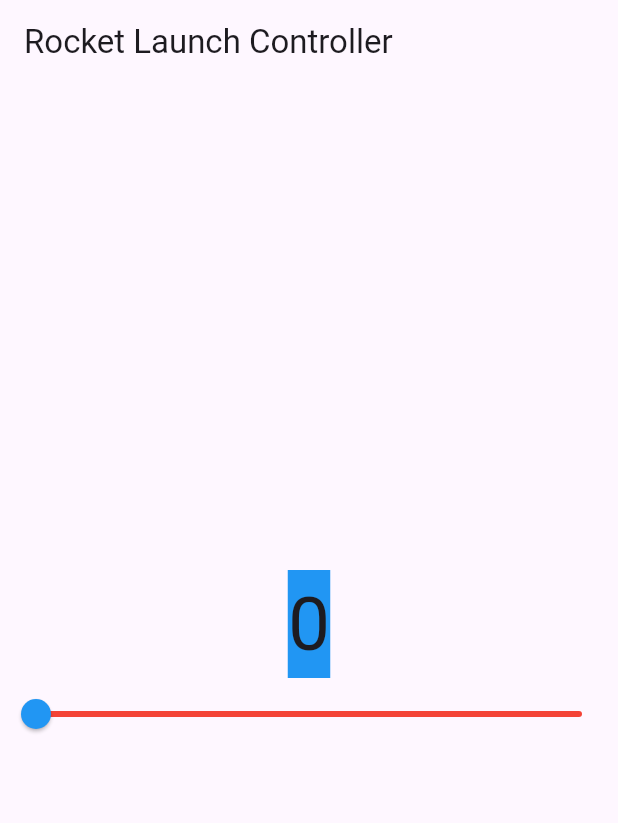
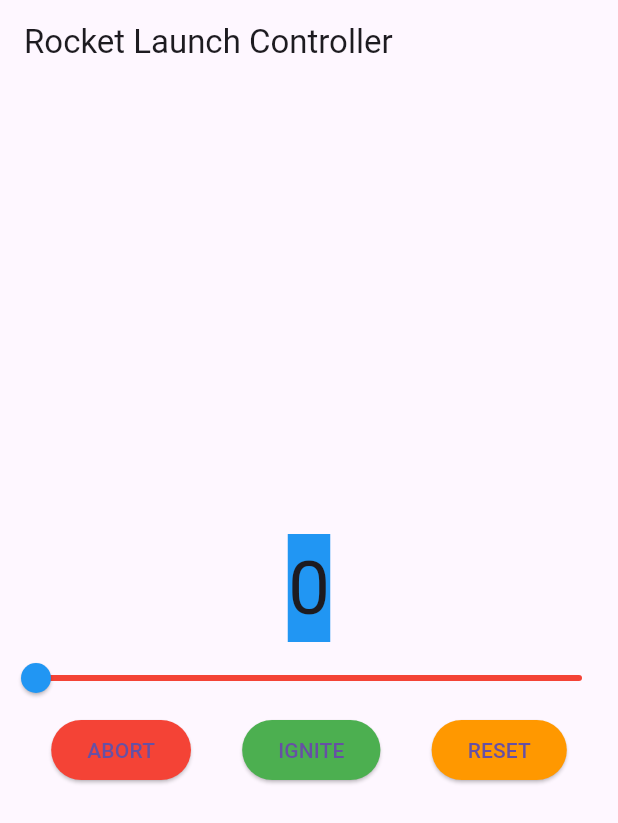
Before and after one commit to Ed-Zheng/act6, a Flutter app: the screen it shows after launch, on a phone screen of 412 x 824 dp. Shown: the top 823 px of the screen. Run offline on Flutter 3.47's test engine with Material 3 defaults, Android fonts, the phone set to English and light mode, and no system bars.

Commit message:
Adds 3 buttons to increment, decrement, and reset the slider

```diff
--- a/lib/main.dart
+++ b/lib/main.dart
@@ -35,7 +35,7 @@ class _CounterWidgetState extends State<CounterWidget> {
       appBar: AppBar(
         title: const Text('Rocket Launch Controller'),
       ),
-//set up the widget alignement
+      //set up the widget alignement
       body: Column(
         mainAxisAlignment: MainAxisAlignment.center,
         children: [
@@ -49,6 +49,7 @@ class _CounterWidgetState extends State<CounterWidget> {
               ),
             ),
           ),
+
           Slider(
             min: 0,
             max: 100,
@@ -61,6 +62,48 @@ class _CounterWidgetState extends State<CounterWidget> {
             activeColor: Colors.blue,
             inactiveColor: Colors.red,
           ),
+
+          Row(
+            mainAxisAlignment: MainAxisAlignment.spaceEvenly,
+            children: [
+              ElevatedButton(
+                onPressed: () {
+                  setState(() {
+                    if (_counter > 0) _counter--;
+                  });
+                },
+                style: ElevatedButton.styleFrom(
+                  backgroundColor: Colors.red,
+                ),
+                child: const Text("ABORT"),
+              ),
+
+              ElevatedButton(
+                onPressed: () {
+                  setState(() {
+                    if (_counter < 100) _counter++;
+                  });
+                },
+                style: ElevatedButton.styleFrom(
+                  backgroundColor: Colors.green,
+                ),
+                child: const Text("IGNITE"),
+              ),
+
+              ElevatedButton(
+                onPressed: () {
+                  setState(() {
+                    _counter = 0;
+                  });
+                } ,
+                style: ElevatedButton.styleFrom(
+                  backgroundColor: Colors.orange,
+                ),
+                child: const Text("RESET"),
+              ),
+
+            ],
+          ),
         ],
       ),
     );
```
